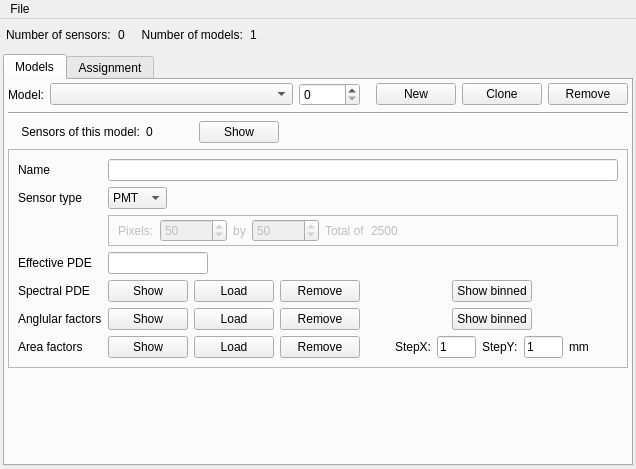
This is ants3bundle/src/ants3/gui/photsim/asensorwindow.ui in andrmor/ANTS3bundle as Qt 5 draws it before an edit. The edited form follows.
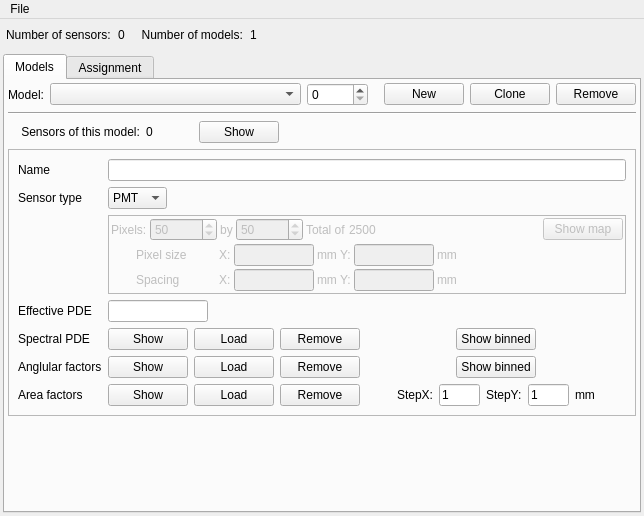
This is the edited form.

```diff
--- a/ants3bundle/src/ants3/gui/photsim/asensorwindow.ui
+++ b/ants3bundle/src/ants3/gui/photsim/asensorwindow.ui
@@ -6,8 +6,8 @@
    <rect>
     <x>0</x>
     <y>0</y>
-    <width>636</width>
-    <height>469</height>
+    <width>644</width>
+    <height>516</height>
    </rect>
   </property>
   <property name="windowTitle">
@@ -344,16 +344,24 @@
              <property name="frameShadow">
               <enum>QFrame::Raised</enum>
              </property>
+             <layout class="QVBoxLayout" name="verticalLayout_4">
+              <property name="spacing">
+               <number>3</number>
+              </property>
+              <property name="leftMargin">
+               <number>2</number>
+              </property>
+              <property name="topMargin">
+               <number>2</number>
+              </property>
+              <property name="rightMargin">
+               <number>2</number>
+              </property>
+              <property name="bottomMargin">
+               <number>2</number>
+              </property>
+              <item>
              <layout class="QHBoxLayout" name="horizontalLayout_6">
-              <property name="topMargin">
-               <number>3</number>
-              </property>
-              <property name="rightMargin">
-               <number>3</number>
-              </property>
-              <property name="bottomMargin">
-               <number>3</number>
-              </property>
               <item>
                <widget class="QLabel" name="label_7">
                 <property name="text">
@@ -424,6 +432,181 @@
                 </property>
                </spacer>
               </item>
+                <item>
+                 <widget class="QPushButton" name="pbShowPixelMap">
+                  <property name="text">
+                   <string>Show map</string>
+                  </property>
+                 </widget>
+                </item>
+               </layout>
+              </item>
+              <item>
+               <layout class="QHBoxLayout" name="horizontalLayout_11">
+                <property name="leftMargin">
+                 <number>25</number>
+                </property>
+                <property name="topMargin">
+                 <number>0</number>
+                </property>
+                <item>
+                 <widget class="QLabel" name="label_20">
+                  <property name="sizePolicy">
+                   <sizepolicy hsizetype="Minimum" vsizetype="Preferred">
+                    <horstretch>0</horstretch>
+                    <verstretch>0</verstretch>
+                   </sizepolicy>
+                  </property>
+                  <property name="minimumSize">
+                   <size>
+                    <width>80</width>
+                    <height>0</height>
+                   </size>
+                  </property>
+                  <property name="text">
+                   <string>Pixel size</string>
+                  </property>
+                 </widget>
+                </item>
+                <item>
+                 <widget class="QLabel" name="label_26">
+                  <property name="text">
+                   <string>X:</string>
+                  </property>
+                 </widget>
+                </item>
+                <item>
+                 <widget class="QLineEdit" name="lepPixelSizeX">
+                  <property name="maximumSize">
+                   <size>
+                    <width>80</width>
+                    <height>16777215</height>
+                   </size>
+                  </property>
+                 </widget>
+                </item>
+                <item>
+                 <widget class="QLabel" name="label_21">
+                  <property name="text">
+                   <string>mm Y:</string>
+                  </property>
+                 </widget>
+                </item>
+                <item>
+                 <widget class="QLineEdit" name="lepPixelSizeY">
+                  <property name="maximumSize">
+                   <size>
+                    <width>80</width>
+                    <height>16777215</height>
+                   </size>
+                  </property>
+                 </widget>
+                </item>
+                <item>
+                 <widget class="QLabel" name="label_22">
+                  <property name="text">
+                   <string>mm</string>
+                  </property>
+                 </widget>
+                </item>
+                <item>
+                 <spacer name="horizontalSpacer_16">
+                  <property name="orientation">
+                   <enum>Qt::Horizontal</enum>
+                  </property>
+                  <property name="sizeHint" stdset="0">
+                   <size>
+                    <width>40</width>
+                    <height>20</height>
+                   </size>
+                  </property>
+                 </spacer>
+                </item>
+               </layout>
+              </item>
+              <item>
+               <layout class="QHBoxLayout" name="horizontalLayout_12">
+                <property name="leftMargin">
+                 <number>25</number>
+                </property>
+                <property name="topMargin">
+                 <number>0</number>
+                </property>
+                <item>
+                 <widget class="QLabel" name="label_23">
+                  <property name="sizePolicy">
+                   <sizepolicy hsizetype="Minimum" vsizetype="Preferred">
+                    <horstretch>0</horstretch>
+                    <verstretch>0</verstretch>
+                   </sizepolicy>
+                  </property>
+                  <property name="minimumSize">
+                   <size>
+                    <width>80</width>
+                    <height>0</height>
+                   </size>
+                  </property>
+                  <property name="text">
+                   <string>Spacing</string>
+                  </property>
+                 </widget>
+                </item>
+                <item>
+                 <widget class="QLabel" name="label_27">
+                  <property name="text">
+                   <string>X:</string>
+                  </property>
+                 </widget>
+                </item>
+                <item>
+                 <widget class="QLineEdit" name="lepPixelSpacingX">
+                  <property name="maximumSize">
+                   <size>
+                    <width>80</width>
+                    <height>16777215</height>
+                   </size>
+                  </property>
+                 </widget>
+                </item>
+                <item>
+                 <widget class="QLabel" name="label_24">
+                  <property name="text">
+                   <string>mm Y:</string>
+                  </property>
+                 </widget>
+                </item>
+                <item>
+                 <widget class="QLineEdit" name="lepPixelSpacingY">
+                  <property name="maximumSize">
+                   <size>
+                    <width>80</width>
+                    <height>16777215</height>
+                   </size>
+                  </property>
+                 </widget>
+                </item>
+                <item>
+                 <widget class="QLabel" name="label_25">
+                  <property name="text">
+                   <string>mm</string>
+                  </property>
+                 </widget>
+                </item>
+                <item>
+                 <spacer name="horizontalSpacer_17">
+                  <property name="orientation">
+                   <enum>Qt::Horizontal</enum>
+                  </property>
+                  <property name="sizeHint" stdset="0">
+                   <size>
+                    <width>40</width>
+                    <height>20</height>
+                   </size>
+                  </property>
+                 </spacer>
+                </item>
+               </layout>
+              </item>
              </layout>
             </widget>
            </item>
@@ -859,7 +1042,7 @@
     <rect>
      <x>0</x>
      <y>0</y>
-     <width>636</width>
+     <width>644</width>
      <height>21</height>
     </rect>
    </property>
```
Lines whose indentation alone changed are shown as unchanged.
